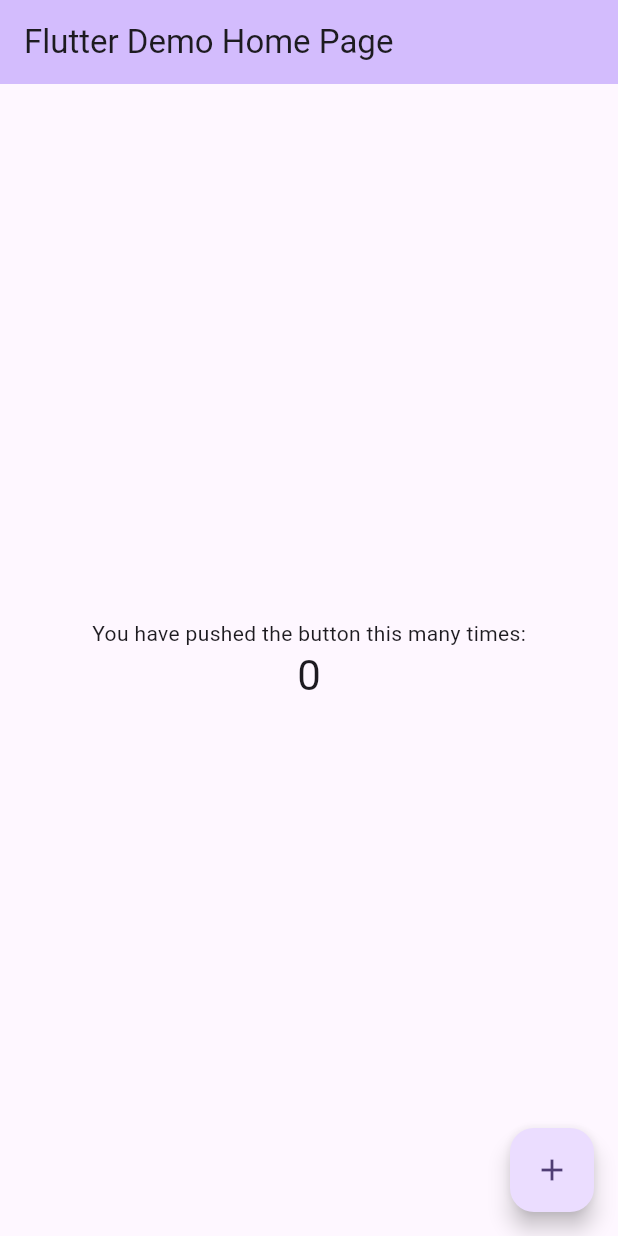
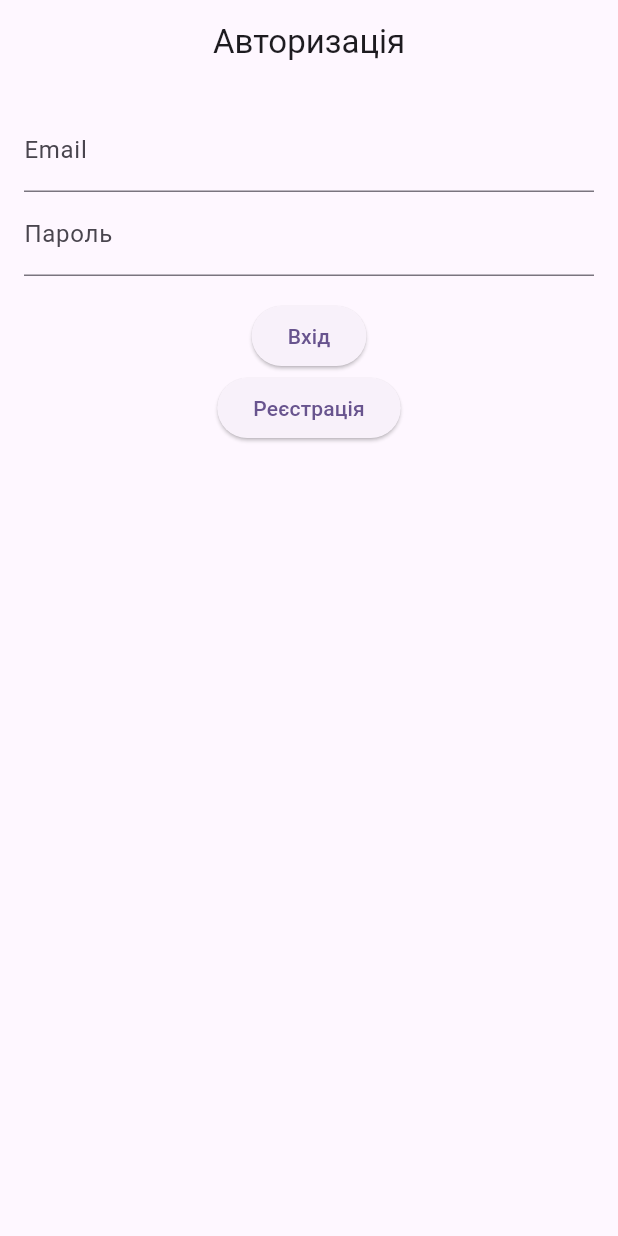
Before and after one commit to StanislavSeryogin/test_task_beomy_tech, a Flutter app: the screen it shows after launch, on a phone screen of 412 x 824 dp. Run offline on Flutter 3.47's test engine with Material 3 defaults, Android fonts, the phone set to English and light mode, and no system bars; our stand-ins replace firebase_auth, firebase_core; accounts and stored records are empty.

Commit message:
added a login and registered by email

```diff
--- /dev/null
+++ b/lib/auth/auth_page.dart
@@ -0,0 +1,140 @@
+import 'package:flutter/material.dart';
+import 'package:firebase_auth/firebase_auth.dart';
+import 'package:test_task_beomy_tech/home/home_page.dart';
+
+class AuthPage extends StatefulWidget {
+  const AuthPage({super.key});
+
+  @override
+  State<AuthPage> createState() => _AuthPageState();
+}
+
+class _AuthPageState extends State<AuthPage> {
+  final _formKey = GlobalKey<FormState>();
+  final _emailController = TextEditingController();
+  final _passwordController = TextEditingController();
+
+  //
+  // Registration with email + password
+  //
+
+  Future<void> _register() async {
+    try {
+      UserCredential userCredential = await FirebaseAuth.instance
+          .createUserWithEmailAndPassword(
+              email: _emailController.text, password: _passwordController.text);
+
+      User? user = userCredential.user;
+      if (user != null) {
+        print('Зареєстрований користувач: ${user.email}');
+        Navigator.pushReplacement(
+          context,
+          MaterialPageRoute(builder: (context) => const HomePage()),
+        );
+      }
+    } on FirebaseAuthException catch (e) {
+      if (e.code == 'weak-password') {
+        print('Занадто слабкий пароль.');
+      } else if (e.code == 'email-already-in-use') {
+        print('Акаунт з таким email вже існує.');
+      }
+    } catch (e) {
+      print(e);
+    }
+  }
+
+  //
+  // Login with email + password
+  //
+
+  Future<void> _signIn() async {
+    try {
+      UserCredential userCredential = await FirebaseAuth.instance
+          .signInWithEmailAndPassword(
+              email: _emailController.text, password: _passwordController.text);
+
+      User? user = userCredential.user;
+      if (user != null) {
+        print('Користувач увійшов: ${user.email}');
+        Navigator.pushReplacement(
+          context,
+          MaterialPageRoute(builder: (context) => const HomePage()),
+        );
+      }
+    } on FirebaseAuthException catch (e) {
+      if (e.code == 'user-not-found') {
+        print('Користувача з таким email не знайдено.');
+      } else if (e.code == 'wrong-password') {
+        print('Невірний пароль.');
+      }
+    }
+  }
+
+  //
+  // UI
+  //
+  @override
+  Widget build(BuildContext context) {
+    return Scaffold(
+      appBar: AppBar(
+        centerTitle: true,
+        title: const Text('Авторизація'),
+      ),
+      body: Form(
+        key: _formKey,
+        child: Padding(
+          padding: const EdgeInsets.all(16.0),
+          child: Column(
+            children: <Widget>[
+              // Email field
+              TextFormField(
+                controller: _emailController,
+                decoration: const InputDecoration(labelText: 'Email'),
+                validator: (value) {
+                  if (value == null || value.isEmpty) {
+                    return 'Будь ласка, введіть email';
+                  }
+                  return null;
+                },
+              ),
+              // Password field
+              TextFormField(
+                controller: _passwordController,
+                decoration: const InputDecoration(labelText: 'Пароль'),
+                obscureText: true,
+                validator: (value) {
+                  if (value == null || value.isEmpty) {
+                    return 'Будь ласка, введіть пароль';
+                  }
+                  return null;
+                },
+              ),
+
+              const SizedBox(height: 16),
+
+              // "Login" button (email/password)
+              ElevatedButton(
+                onPressed: () {
+                  if (_formKey.currentState!.validate()) {
+                    _signIn();
+                  }
+                },
+                child: const Text('Вхід'),
+              ),
+
+              // "Register" button (email/password)
+              ElevatedButton(
+                onPressed: () {
+                  if (_formKey.currentState!.validate()) {
+                    _register();
+                  }
+                },
+                child: const Text('Реєстрація'),
+              ),
+            ],
+          ),
+        ),
+      ),
+    );
+  }
+}
--- a/lib/main.dart
+++ b/lib/main.dart
@@ -1,125 +1,30 @@
+import 'package:firebase_core/firebase_core.dart';
 import 'package:flutter/material.dart';
+import 'package:test_task_beomy_tech/auth/auth_page.dart';
+import 'package:test_task_beomy_tech/firebase_options.dart';
 
-void main() {
+void main() async {
+  WidgetsFlutterBinding.ensureInitialized();
+  await Firebase.initializeApp(
+    options: DefaultFirebaseOptions
+        .currentPlatform, // access to generated firebase options
+  );
   runApp(const MyApp());
 }
 
 class MyApp extends StatelessWidget {
   const MyApp({super.key});
 
-  // This widget is the root of your application.
   @override
   Widget build(BuildContext context) {
     return MaterialApp(
       title: 'Flutter Demo',
+      debugShowCheckedModeBanner: false,
       theme: ThemeData(
-        // This is the theme of your application.
-        //
-        // TRY THIS: Try running your application with "flutter run". You'll see
-        // the application has a purple toolbar. Then, without quitting the app,
-        // try changing the seedColor in the colorScheme below to Colors.green
-        // and then invoke "hot reload" (save your changes or press the "hot
-        // reload" button in a Flutter-supported IDE, or press "r" if you used
-        // the command line to start the app).
-        //
-        // Notice that the counter didn't reset back to zero; the application
-        // state is not lost during the reload. To reset the state, use hot
-        // restart instead.
-        //
-        // This works for code too, not just values: Most code changes can be
-        // tested with just a hot reload.
         colorScheme: ColorScheme.fromSeed(seedColor: Colors.deepPurple),
         useMaterial3: true,
       ),
-      home: const MyHomePage(title: 'Flutter Demo Home Page'),
+      home: const AuthPage(),
     );
   }
 }
-
-class MyHomePage extends StatefulWidget {
-  const MyHomePage({super.key, required this.title});
-
-  // This widget is the home page of your application. It is stateful, meaning
-  // that it has a State object (defined below) that contains fields that affect
-  // how it looks.
-
-  // This class is the configuration for the state. It holds the values (in this
-  // case the title) provided by the parent (in this case the App widget) and
-  // used by the build method of the State. Fields in a Widget subclass are
-  // always marked "final".
-
-  final String title;
-
-  @override
-  State<MyHomePage> createState() => _MyHomePageState();
-}
-
-class _MyHomePageState extends State<MyHomePage> {
-  int _counter = 0;
-
-  void _incrementCounter() {
-    setState(() {
-      // This call to setState tells the Flutter framework that something has
-      // changed in this State, which causes it to rerun the build method below
-      // so that the display can reflect the updated values. If we changed
-      // _counter without calling setState(), then the build method would not be
-      // called again, and so nothing would appear to happen.
-      _counter++;
-    });
-  }
-
-  @override
-  Widget build(BuildContext context) {
-    // This method is rerun every time setState is called, for instance as done
-    // by the _incrementCounter method above.
-    //
-    // The Flutter framework has been optimized to make rerunning build methods
-    // fast, so that you can just rebuild anything that needs updating rather
-    // than having to individually change instances of widgets.
-    return Scaffold(
-      appBar: AppBar(
-        // TRY THIS: Try changing the color here to a specific color (to
-        // Colors.amber, perhaps?) and trigger a hot reload to see the AppBar
-        // change color while the other colors stay the same.
-        backgroundColor: Theme.of(context).colorScheme.inversePrimary,
-        // Here we take the value from the MyHomePage object that was created by
-        // the App.build method, and use it to set our appbar title.
-        title: Text(widget.title),
-      ),
-      body: Center(
-        // Center is a layout widget. It takes a single child and positions it
-        // in the middle of the parent.
-        child: Column(
-          // Column is also a layout widget. It takes a list of children and
-          // arranges them vertically. By default, it sizes itself to fit its
-          // children horizontally, and tries to be as tall as its parent.
-          //
-          // Column has various properties to control how it sizes itself and
-          // how it positions its children. Here we use mainAxisAlignment to
-          // center the children vertically; the main axis here is the vertical
-          // axis because Columns are vertical (the cross axis would be
-          // horizontal).
-          //
-          // TRY THIS: Invoke "debug painting" (choose the "Toggle Debug Paint"
-          // action in the IDE, or press "p" in the console), to see the
-          // wireframe for each widget.
-          mainAxisAlignment: MainAxisAlignment.center,
-          children: <Widget>[
-            const Text(
-              'You have pushed the button this many times:',
-            ),
-            Text(
-              '$_counter',
-              style: Theme.of(context).textTheme.headlineMedium,
-            ),
-          ],
-        ),
-      ),
-      floatingActionButton: FloatingActionButton(
-        onPressed: _incrementCounter,
-        tooltip: 'Increment',
-        child: const Icon(Icons.add),
-      ), // This trailing comma makes auto-formatting nicer for build methods.
-    );
-  }
-}
--- a/pubspec.yaml
+++ b/pubspec.yaml
@@ -35,6 +35,7 @@ dependencies:
   # Use with the CupertinoIcons class for iOS style icons.
   cupertino_icons: ^1.0.8
   firebase_core: ^3.9.0
+  firebase_auth: ^5.3.4
 
 dev_dependencies:
   flutter_test:
```
Also changed, not shown: lib/home/home_page.dart (added, +31 -0 lines), pubspec.lock, 1 other file.
